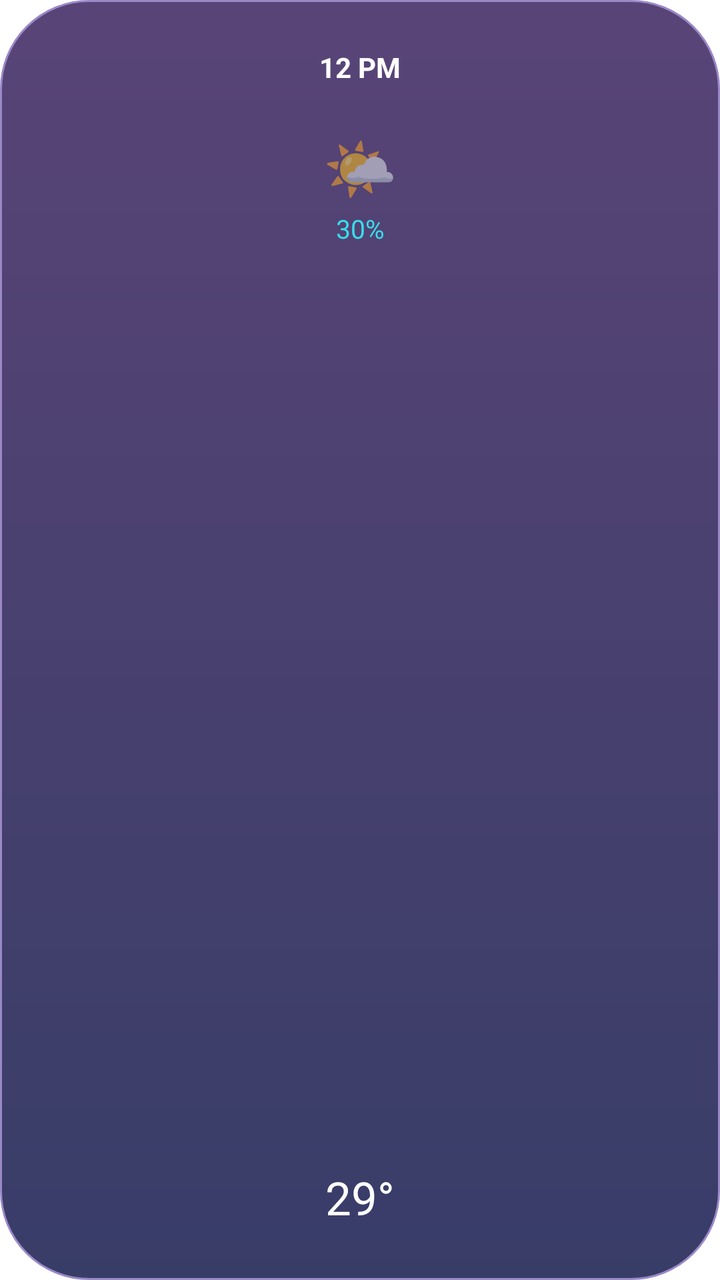
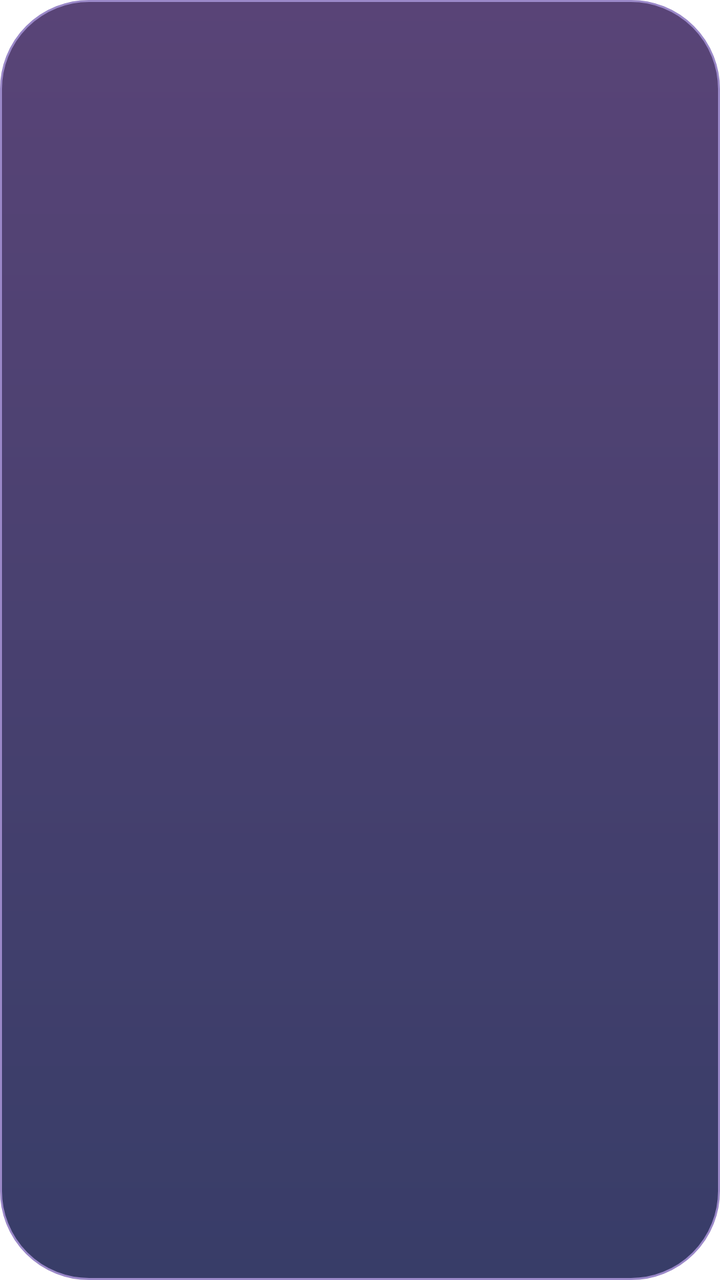

An Android layout rendered at two revisions. The XML below is the earlier revision; the diff shows what the commit changed to produce the second picture.
<!-- AndroidManifest.xml: application theme Theme.WeatherApp -->
<!-- res/layout/item_hourly_forecast.xml -->
<?xml version="1.0" encoding="utf-8"?>
<androidx.constraintlayout.widget.ConstraintLayout
    xmlns:android="http://schemas.android.com/apk/res/android"
    xmlns:app="http://schemas.android.com/apk/res-auto"
    android:layout_width="90dp"
    android:layout_height="180dp"
    android:layout_marginEnd="10dp"
    android:minWidth="88dp"
    android:background="@drawable/bg_hourly_card"
    android:padding="10dp">

    <TextView
        android:id="@+id/tvForecastTime"
        android:layout_width="match_parent"
        android:layout_height="wrap_content"
        android:layout_marginTop="14dp"
        android:gravity="center"
        android:text="12 PM"
        android:textColor="#FFFFFF"
        android:textSize="14sp"
        android:textStyle="bold"
        app:layout_constraintTop_toTopOf="parent"/>

    <TextView
        android:id="@+id/tvForecastIcon"
        android:layout_width="match_parent"
        android:layout_height="wrap_content"
        android:layout_marginTop="20dp"
        android:gravity="center"
        android:text="🌤️"
        android:textSize="30sp"
        app:layout_constraintTop_toBottomOf="@id/tvForecastTime"/>

    <TextView
        android:id="@+id/tvRainChance"
        android:layout_width="match_parent"
        android:layout_height="wrap_content"
        android:layout_marginTop="2dp"
        android:gravity="center"
        android:text="30%"
        android:textColor="#38DDEB"
        android:textSize="13sp"
        app:layout_constraintTop_toBottomOf="@id/tvForecastIcon"/>

    <TextView
        android:id="@+id/tvForecastTemperature"
        android:layout_width="match_parent"
        android:layout_height="wrap_content"
        android:layout_marginBottom="16dp"
        android:gravity="center"
        android:text="29°"
        android:textColor="#FFFFFF"
        android:textSize="23sp"
        app:layout_constraintBottom_toBottomOf="parent"/>

</androidx.constraintlayout.widget.ConstraintLayout>
<!-- resources referenced by this layout -->
<resources>
  <!-- drawable bg_hourly_card (drawable) -->
  <?xml version="1.0" encoding="utf-8"?>
  <shape xmlns:android="http://schemas.android.com/apk/res/android">
      <gradient
          android:type="linear"
          android:angle="270"
          android:startColor="#594477"
          android:endColor="#383D68"/>
      <corners android:radius="44dp"/>
      <stroke
          android:width="1dp"
          android:color="#9A88C8"/>
  </shape>
  <style name="Theme.WeatherApp" parent="Theme.AppCompat.Light.NoActionBar">
          <item name="android:windowLightStatusBar">true</item>
          <item name="android:windowBackground">#FFFFFF</item>
          <item name="android:statusBarColor">#FFFFFF</item>
          <item name="android:navigationBarColor">#FFFFFF</item>
          <item name="android:colorAccent">#2196F3</item>
  
      </style>
</resources>

<!-- the commit's change to res/layout/item_hourly_forecast.xml (unified diff, before → after) -->
@@ -15,7 +15,6 @@
         android:layout_height="wrap_content"
         android:layout_marginTop="14dp"
         android:gravity="center"
-        android:text="12 PM"
         android:textColor="#FFFFFF"
         android:textSize="14sp"
         android:textStyle="bold"
@@ -27,7 +26,6 @@
         android:layout_height="wrap_content"
         android:layout_marginTop="20dp"
         android:gravity="center"
-        android:text="🌤️"
         android:textSize="30sp"
         app:layout_constraintTop_toBottomOf="@id/tvForecastTime"/>
 
@@ -37,7 +35,6 @@
         android:layout_height="wrap_content"
         android:layout_marginTop="2dp"
         android:gravity="center"
-        android:text="30%"
         android:textColor="#38DDEB"
         android:textSize="13sp"
         app:layout_constraintTop_toBottomOf="@id/tvForecastIcon"/>
@@ -48,7 +45,6 @@
         android:layout_height="wrap_content"
         android:layout_marginBottom="16dp"
         android:gravity="center"
-        android:text="29°"
         android:textColor="#FFFFFF"
         android:textSize="23sp"
         app:layout_constraintBottom_toBottomOf="parent"/>
